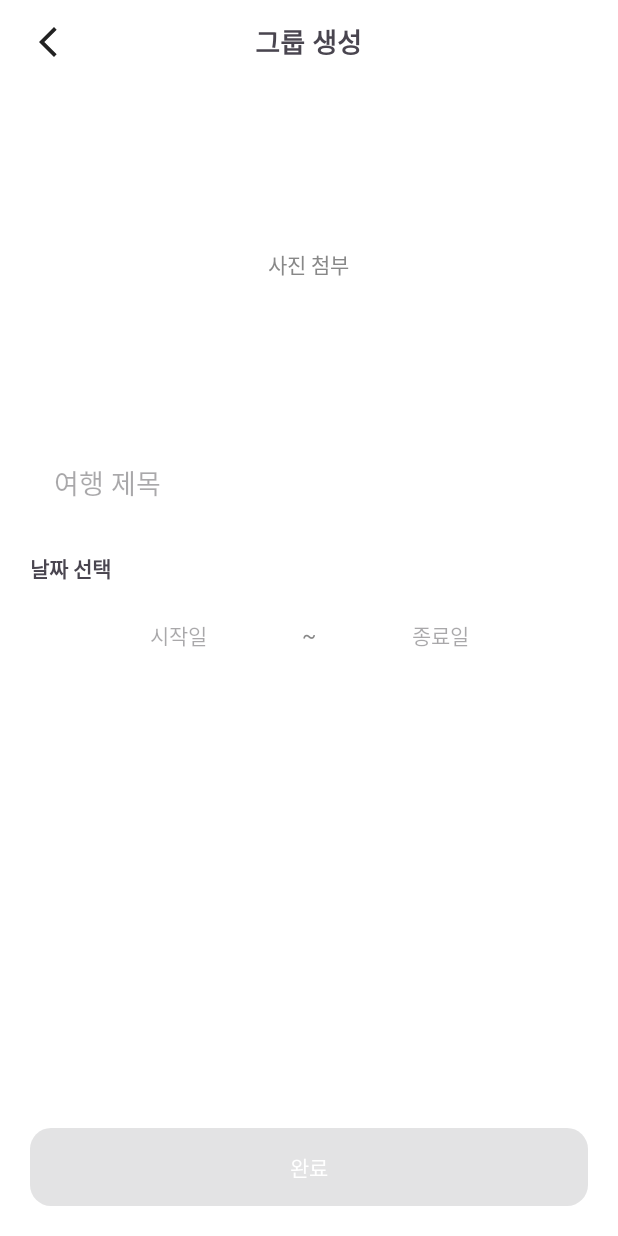
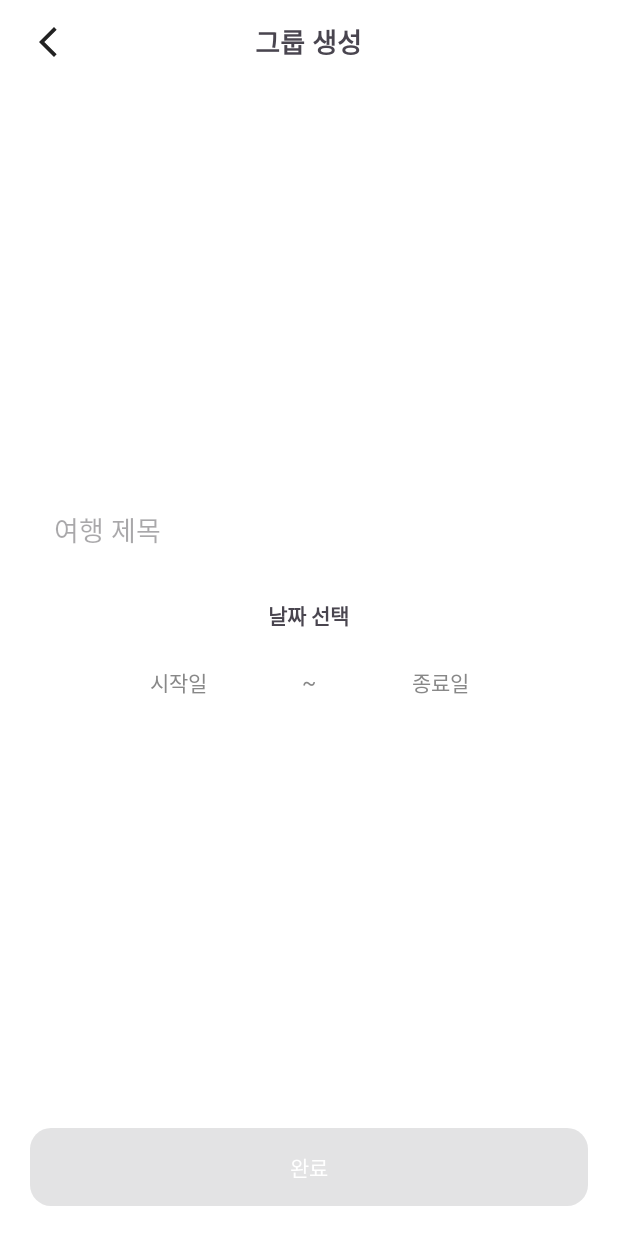
Before and after one commit to Ricotta-Cheese/tteonam, an Android app: the GroupCreateActivity screen opened directly, with no data from a screen before it, on a phone screen of 412 x 824 dp. Run offline under Robolectric (Android 15) with nearby library versions, the phone set to English and light mode, and no system bars; 1 statement that could not run was skipped.

Commit message:
전찬영_11주차 "그룹생성 액티비티에서 여행제목, 여행날짜 받아오기 완료"

```diff
--- a/app/src/main/res/layout/activity_group_create.xml
+++ b/app/src/main/res/layout/activity_group_create.xml
@@ -40,30 +40,31 @@
         <LinearLayout
             android:layout_width="match_parent"
             android:layout_height="wrap_content"
+            android:gravity="center"
             android:orientation="vertical"
             android:padding="20dp">
 
-            <!-- 이미지 첨부 영역 -->
-            <FrameLayout
-                android:id="@+id/imageArea"
-                android:layout_width="match_parent"
-                android:layout_height="200dp"
-                android:background="@drawable/bg_card">
+            <!-- 이미지 첨부 영역(다시활성화시키면 위 linearLayout에서 gravity부분 지워라) -->
+<!--            <FrameLayout-->
+<!--                android:id="@+id/imageArea"-->
+<!--                android:layout_width="match_parent"-->
+<!--                android:layout_height="200dp"-->
+<!--                android:background="@drawable/bg_card">-->
 
-                <ImageView
-                    android:id="@+id/ivGroupImage"
-                    android:layout_width="match_parent"
-                    android:layout_height="match_parent"
-                    android:scaleType="centerCrop" />
+<!--                <ImageView-->
+<!--                    android:id="@+id/ivGroupImage"-->
+<!--                    android:layout_width="match_parent"-->
+<!--                    android:layout_height="match_parent"-->
+<!--                    android:scaleType="centerCrop" />-->
 
-                <TextView
-                    android:id="@+id/tvAttach"
-                    android:layout_width="wrap_content"
-                    android:layout_height="wrap_content"
-                    android:layout_gravity="center"
-                    android:text="사진 첨부"
-                    android:textColor="#888888" />
-            </FrameLayout>
+<!--                <TextView-->
+<!--                    android:id="@+id/tvAttach"-->
+<!--                    android:layout_width="wrap_content"-->
+<!--                    android:layout_height="wrap_content"-->
+<!--                    android:layout_gravity="center"-->
+<!--                    android:text="사진 첨부"-->
+<!--                    android:textColor="#888888" />-->
+<!--            </FrameLayout>-->
 
             <!-- 여행 제목 -->
             <EditText
@@ -106,7 +107,8 @@
                     android:layout_weight="1"
                     android:gravity="center"
                     android:hint="시작일"
-                    android:textColor="#888888" />
+                    android:textColor="#222222"
+                    android:textColorHint="#888888" />
 
                 <TextView
                     android:layout_width="wrap_content"
@@ -121,7 +123,8 @@
                     android:layout_weight="1"
                     android:gravity="center"
                     android:hint="종료일"
-                    android:textColor="#888888" />
+                    android:textColor="#222222"
+                    android:textColorHint="#888888"/>
             </LinearLayout>
         </LinearLayout>
     </ScrollView>
```
Also changed, not shown: app/src/main/java/com/example/tteonam/GroupCreateActivity.java (+70 -0 lines).
